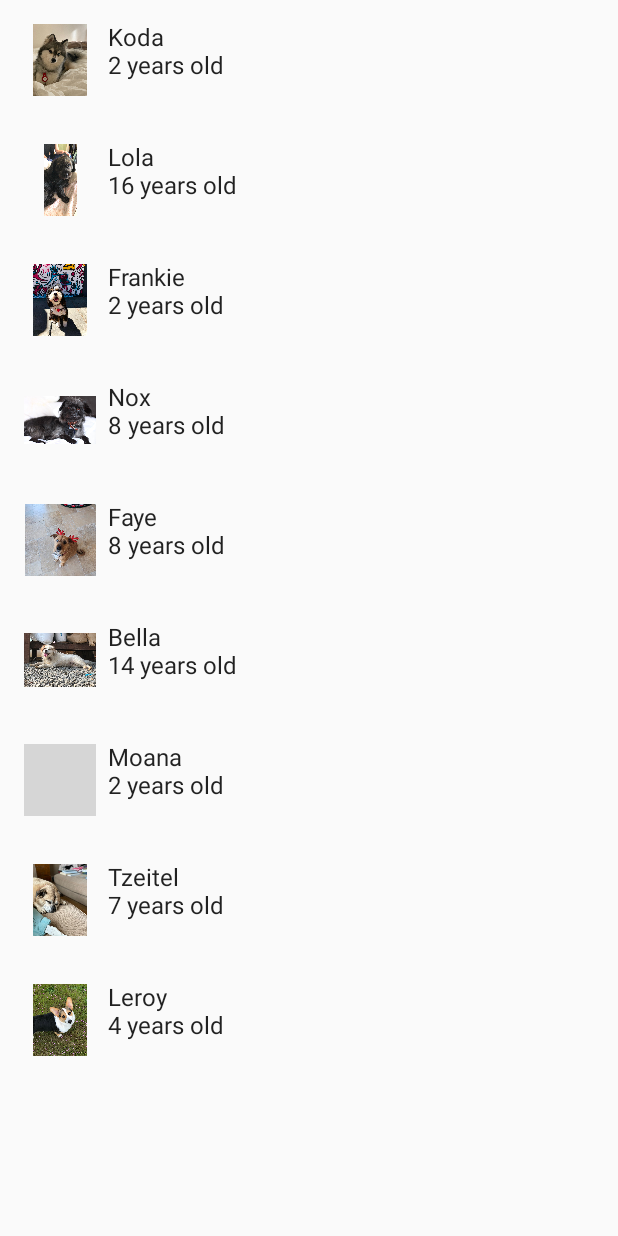
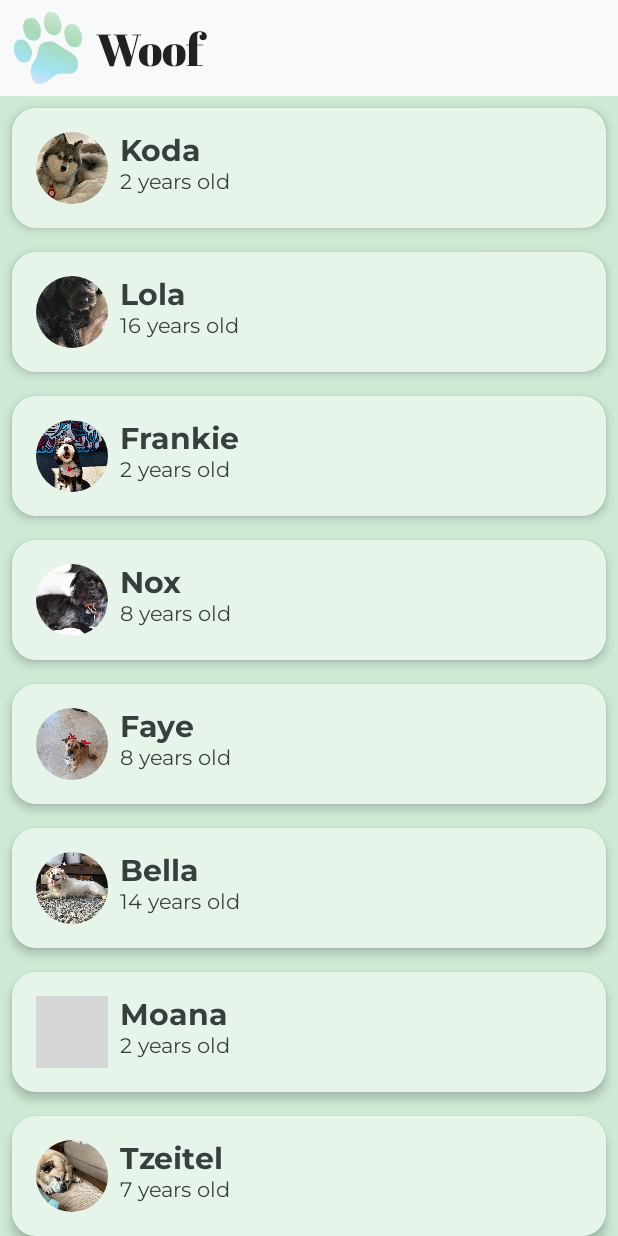
Before and after one commit to xhwxh/android-basics-with-compose-practice, an Android app built with Jetpack Compose: the screen it shows after launch (MainActivity), on a phone screen of 412 x 824 dp. Run offline under Robolectric (Android 15) with nearby library versions, the phone set to English and light mode, and no system bars; grey boxes are pictures that could not be loaded.

Commit message:
Update Woof App with Material theming

```diff
--- a/basic-android-kotlin-compose-training-woof/app/src/main/java/com/example/woof/MainActivity.kt
+++ b/basic-android-kotlin-compose-training-woof/app/src/main/java/com/example/woof/MainActivity.kt
@@ -21,6 +21,7 @@ import androidx.activity.compose.setContent
 import androidx.annotation.DrawableRes
 import androidx.annotation.StringRes
 import androidx.compose.foundation.Image
+import androidx.compose.foundation.background
 import androidx.compose.foundation.layout.Column
 import androidx.compose.foundation.layout.Row
 import androidx.compose.foundation.layout.fillMaxWidth
@@ -28,9 +29,16 @@ import androidx.compose.foundation.layout.padding
 import androidx.compose.foundation.layout.size
 import androidx.compose.foundation.lazy.LazyColumn
 import androidx.compose.foundation.lazy.items
+import androidx.compose.foundation.shape.RoundedCornerShape
+import androidx.compose.material.Card
+import androidx.compose.material.MaterialTheme
+import androidx.compose.material.Scaffold
 import androidx.compose.material.Text
 import androidx.compose.runtime.Composable
+import androidx.compose.ui.Alignment
 import androidx.compose.ui.Modifier
+import androidx.compose.ui.draw.clip
+import androidx.compose.ui.layout.ContentScale
 import androidx.compose.ui.res.painterResource
 import androidx.compose.ui.res.stringResource
 import androidx.compose.ui.tooling.preview.Preview
@@ -55,10 +63,41 @@ class MainActivity : ComponentActivity() {
  */
 @Composable
 fun WoofApp() {
-    LazyColumn {
+    Scaffold(
+        topBar = {
+            WoofTopAppBar()
+        }
+    ) {
+        LazyColumn(
+            modifier = Modifier.background(MaterialTheme.colors.background)
+        ) {
             items(dogs) {
                 DogItem(dog = it)
             }
+        }
+    }
+}
+
+@Composable
+fun WoofTopAppBar(modifier: Modifier = Modifier) {
+    Row(
+        modifier = modifier
+            .fillMaxWidth()
+            .background(color = MaterialTheme.colors.primary),
+        verticalAlignment = Alignment.CenterVertically
+    ) {
+        Image(
+            modifier = Modifier
+                .size(64.dp)
+                .padding(8.dp),
+            painter = painterResource(R.drawable.ic_woof_logo),
+            contentDescription = null
+        )
+
+        Text(
+            text = stringResource(R.string.app_name),
+            style = MaterialTheme.typography.h1
+        )
     }
 }
 
@@ -70,13 +109,19 @@ fun WoofApp() {
  */
 @Composable
 fun DogItem(dog: Dog, modifier: Modifier = Modifier) {
+    Card(
+        modifier = modifier.padding(8.dp),
+        elevation = 4.dp
+    ) {
         Row(
             modifier = Modifier
                 .fillMaxWidth()
                 .padding(8.dp)
+//                .background(MaterialTheme.colors.surface) // not needed since a Card is a surface
         ) {
             DogIcon(dog.imageResourceId)
             DogInformation(dog.name, dog.age)
+        }
     }
 }
 
@@ -91,13 +136,15 @@ fun DogIcon(@DrawableRes dogIcon: Int, modifier: Modifier = Modifier) {
     Image(
         modifier = modifier
             .size(64.dp)
-            .padding(8.dp),
+            .padding(8.dp)
+            .clip(RoundedCornerShape(50)),
         painter = painterResource(dogIcon),
         /*
          * Content Description is not needed here - image is decorative, and setting a null content
          * description allows accessibility services to skip this element during navigation.
          */
-        contentDescription = null
+        contentDescription = null,
+        contentScale = ContentScale.Crop
     )
 }
 
@@ -113,10 +160,14 @@ fun DogInformation(@StringRes dogName: Int, dogAge: Int, modifier: Modifier = Mo
     Column {
         Text(
             text = stringResource(dogName),
+            style = MaterialTheme.typography.h2,
+//            color = MaterialTheme.colors.onSurface, // not needed since text is on top of a surface, the color defaults to onSurface
             modifier = modifier.padding(top = 8.dp)
         )
         Text(
-            text = stringResource(R.string.years_old, dogAge)
+            text = stringResource(R.string.years_old, dogAge),
+            style = MaterialTheme.typography.body1
+//            color = MaterialTheme.colors.onSurface
         )
     }
 }
@@ -124,10 +175,18 @@ fun DogInformation(@StringRes dogName: Int, dogAge: Int, modifier: Modifier = Mo
 /**
  * Composable that displays what the UI of the app looks like in light theme in the design tab.
  */
-@Preview
+@Preview(showBackground = true, showSystemUi = true)
 @Composable
 fun WoofPreview() {
     WoofTheme(darkTheme = false) {
         WoofApp()
     }
 }
+
+@Preview
+@Composable
+fun DarkThemePreview() {
+    WoofTheme(darkTheme = true) {
+        WoofApp()
+    }
+}
--- a/basic-android-kotlin-compose-training-woof/app/src/main/java/com/example/woof/ui/theme/Color.kt
+++ b/basic-android-kotlin-compose-training-woof/app/src/main/java/com/example/woof/ui/theme/Color.kt
@@ -17,7 +17,15 @@ package com.example.woof.ui.theme
 
 import androidx.compose.ui.graphics.Color
 
-val Purple200 = Color(0xFFBB86FC)
-val Purple500 = Color(0xFF6200EE)
-val Purple700 = Color(0xFF3700B3)
-val Teal200 = Color(0xFF03DAC5)
+//Light Theme
+val Grey50 = Color(0xFFF8F9FA)
+val Grey900 = Color(0xFF202124)
+val Grey700 = Color(0xFF5F6368)
+val Green50 = Color(0xFFE6F4EA)
+val Green100 = Color(0xFFCEEAD6)
+
+//Dark Theme
+val White = Color(0xFFFFFFFF)
+val Grey100 = Color(0xFFF1F3F4)
+val Cyan900 = Color(0xFF007B83)
+val Cyan700 = Color(0xFF129EAF)
--- a/basic-android-kotlin-compose-training-woof/app/src/main/java/com/example/woof/ui/theme/Shape.kt
+++ b/basic-android-kotlin-compose-training-woof/app/src/main/java/com/example/woof/ui/theme/Shape.kt
@@ -21,6 +21,6 @@ import androidx.compose.ui.unit.dp
 
 val Shapes = Shapes(
     small = RoundedCornerShape(4.dp),
-    medium = RoundedCornerShape(4.dp),
+    medium = RoundedCornerShape(16.dp),
     large = RoundedCornerShape(0.dp)
 )
--- a/basic-android-kotlin-compose-training-woof/app/src/main/java/com/example/woof/ui/theme/Theme.kt
+++ b/basic-android-kotlin-compose-training-woof/app/src/main/java/com/example/woof/ui/theme/Theme.kt
@@ -22,24 +22,21 @@ import androidx.compose.material.lightColors
 import androidx.compose.runtime.Composable
 
 private val DarkColorPalette = darkColors(
-    primary = Purple200,
-    primaryVariant = Purple700,
-    secondary = Teal200
+    background = Cyan900,
+    surface = Cyan700,
+    onSurface = White,
+    primary = Grey900,
+    onPrimary = White,
+    secondary = Grey100
 )
 
 private val LightColorPalette = lightColors(
-    primary = Purple500,
-    primaryVariant = Purple700,
-    secondary = Teal200
-
-    /* Other default colors to override
-    background = Color.White,
-    surface = Color.White,
-    onPrimary = Color.White,
-    onSecondary = Color.Black,
-    onBackground = Color.Black,
-    onSurface = Color.Black,
-    */
+    background = Green100,
+    surface = Green50,
+    onSurface = Grey900,
+    primary = Grey50,
+    onPrimary = Grey900,
+    secondary = Grey700
 )
 
 @Composable
--- a/basic-android-kotlin-compose-training-woof/app/src/main/java/com/example/woof/ui/theme/Type.kt
+++ b/basic-android-kotlin-compose-training-woof/app/src/main/java/com/example/woof/ui/theme/Type.kt
@@ -17,27 +17,41 @@ package com.example.woof.ui.theme
 
 import androidx.compose.material.Typography
 import androidx.compose.ui.text.TextStyle
+import androidx.compose.ui.text.font.Font
 import androidx.compose.ui.text.font.FontFamily
 import androidx.compose.ui.text.font.FontWeight
 import androidx.compose.ui.unit.sp
+import com.example.woof.R
+
+val AbrilFatface = FontFamily(
+    Font(R.font.abril_fatface_regular)
+)
+
+val Montserrat = FontFamily(
+    Font(R.font.montserrat_regular),
+    Font(R.font.montserrat_bold, FontWeight.Bold)
+)
 
 // Set of Material typography styles to start with
 val Typography = Typography(
-    body1 = TextStyle(
-        fontFamily = FontFamily.Default,
+    h1 = TextStyle(
+        fontFamily = AbrilFatface,
         fontWeight = FontWeight.Normal,
-        fontSize = 16.sp
-    )
-    /* Other default text styles to override
-    button = TextStyle(
-        fontFamily = FontFamily.Default,
-        fontWeight = FontWeight.W500,
+        fontSize = 30.sp
+    ),
+    h2 = TextStyle(
+        fontFamily = Montserrat,
+        fontWeight = FontWeight.Bold,
+        fontSize = 20.sp
+    ),
+    h3 = TextStyle(
+        fontFamily = Montserrat,
+        fontWeight = FontWeight.Bold,
         fontSize = 14.sp
     ),
-    caption = TextStyle(
-        fontFamily = FontFamily.Default,
+    body1 = TextStyle(
+        fontFamily = Montserrat,
         fontWeight = FontWeight.Normal,
-        fontSize = 12.sp
+        fontSize = 14.sp
     )
-    */
 )
--- /dev/null
+++ b/basic-android-kotlin-compose-training-woof/app/src/main/res/values-night/themes.xml
@@ -0,0 +1,6 @@
+<?xml version="1.0" encoding="utf-8"?>
+<resources>
+    <style name="Theme.Woof" parent="android:style/Theme.Material.NoActionBar">
+        <item name="android:statusBarColor">@color/grey_900</item>
+    </style>
+</resources>
--- /dev/null
+++ b/basic-android-kotlin-compose-training-woof/app/src/main/res/values-v23/themes.xml
@@ -0,0 +1,8 @@
+<?xml version="1.0" encoding="utf-8"?>
+<resources>
+
+    <style name="Theme.Woof" parent="android:Theme.Material.Light.NoActionBar">
+        <item name="android:statusBarColor">@color/grey_50</item>
+        <item name="android:windowLightStatusBar">true</item>
+    </style>
+</resources>
--- a/basic-android-kotlin-compose-training-woof/app/src/main/res/values/colors.xml
+++ b/basic-android-kotlin-compose-training-woof/app/src/main/res/values/colors.xml
@@ -22,4 +22,6 @@
     <color name="teal_700">#FF018786</color>
     <color name="black">#FF000000</color>
     <color name="white">#FFFFFFFF</color>
+    <color name="grey_50">#FFF8F9FA</color>
+    <color name="grey_900">#FF202124</color>
 </resources>
--- a/basic-android-kotlin-compose-training-woof/app/src/main/res/values/themes.xml
+++ b/basic-android-kotlin-compose-training-woof/app/src/main/res/values/themes.xml
@@ -16,6 +16,7 @@
   -->
 <resources>
     <style name="Theme.Woof" parent="android:Theme.Material.Light.NoActionBar">
-        <item name="android:statusBarColor">@color/purple_700</item>
+        <item name="android:statusBarColor">@color/grey_50</item>
+        <item name="android:windowLightStatusBar">true</item>
     </style>
 </resources>
```
Also changed, not shown: basic-android-kotlin-compose-training-woof/app/src/main/res/font/abril_fatface_regular.ttf (added), basic-android-kotlin-compose-training-woof/app/src/main/res/font/montserrat_bold.ttf (added), basic-android-kotlin-compose-training-woof/app/src/main/res/font/montserrat_regular.ttf (added). Lines whose indentation alone changed are shown as unchanged.
